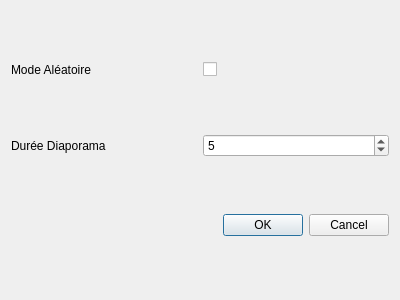
The window that ui/pref_window.ui (diekev/delsace) describes before a commit, drawn with Qt 5.
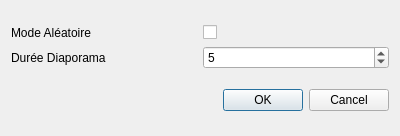
The same window after the commit.

Commit message: User Pref: put ui in a grid layout.

What changed in the file:
```diff
--- a/ui/pref_window.ui
+++ b/ui/pref_window.ui
@@ -7,7 +7,7 @@
     <x>0</x>
     <y>0</y>
     <width>400</width>
-    <height>300</height>
+    <height>136</height>
    </rect>
   </property>
   <property name="windowTitle">
@@ -15,15 +15,8 @@
   </property>
   <layout class="QVBoxLayout" name="verticalLayout">
    <item>
-    <layout class="QHBoxLayout" name="horizontalLayout_2">
-     <item>
-      <widget class="QLabel" name="label_2">
-       <property name="text">
-        <string>Mode Aléatoire</string>
-       </property>
-      </widget>
-     </item>
-     <item>
+    <layout class="QGridLayout" name="gridLayout">
+     <item row="0" column="1">
       <widget class="QCheckBox" name="m_random_mode">
        <property name="text">
         <string/>
@@ -33,18 +26,27 @@
        </property>
       </widget>
      </item>
-    </layout>
-   </item>
-   <item>
-    <layout class="QHBoxLayout" name="horizontalLayout">
-     <item>
+     <item row="0" column="0">
+      <widget class="QLabel" name="label_2">
+       <property name="sizePolicy">
+        <sizepolicy hsizetype="Preferred" vsizetype="Preferred">
+         <horstretch>0</horstretch>
+         <verstretch>0</verstretch>
+        </sizepolicy>
+       </property>
+       <property name="text">
+        <string>Mode Aléatoire</string>
+       </property>
+      </widget>
+     </item>
+     <item row="1" column="0">
       <widget class="QLabel" name="label">
        <property name="text">
         <string>Durée Diaporama</string>
        </property>
       </widget>
      </item>
-     <item>
+     <item row="1" column="1">
       <widget class="QSpinBox" name="m_diap_dur">
        <property name="value">
         <number>5</number>
```
